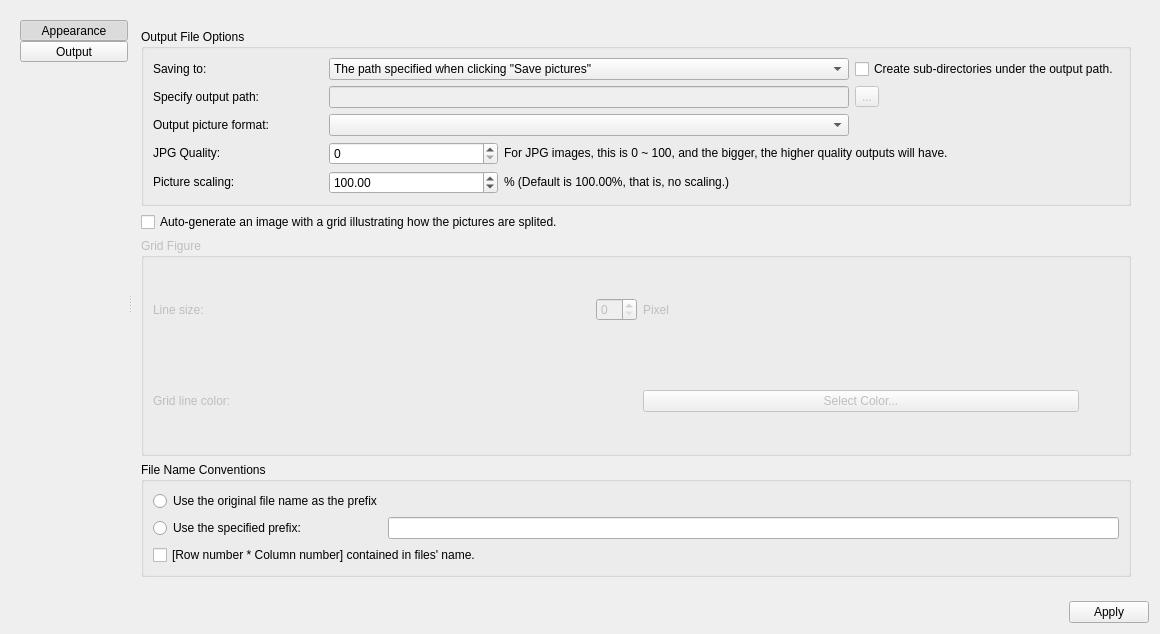
First picture: the form in src/ui/preferenceswidget.ui, repository zxunge/FreePictureSplitter, before the edit.
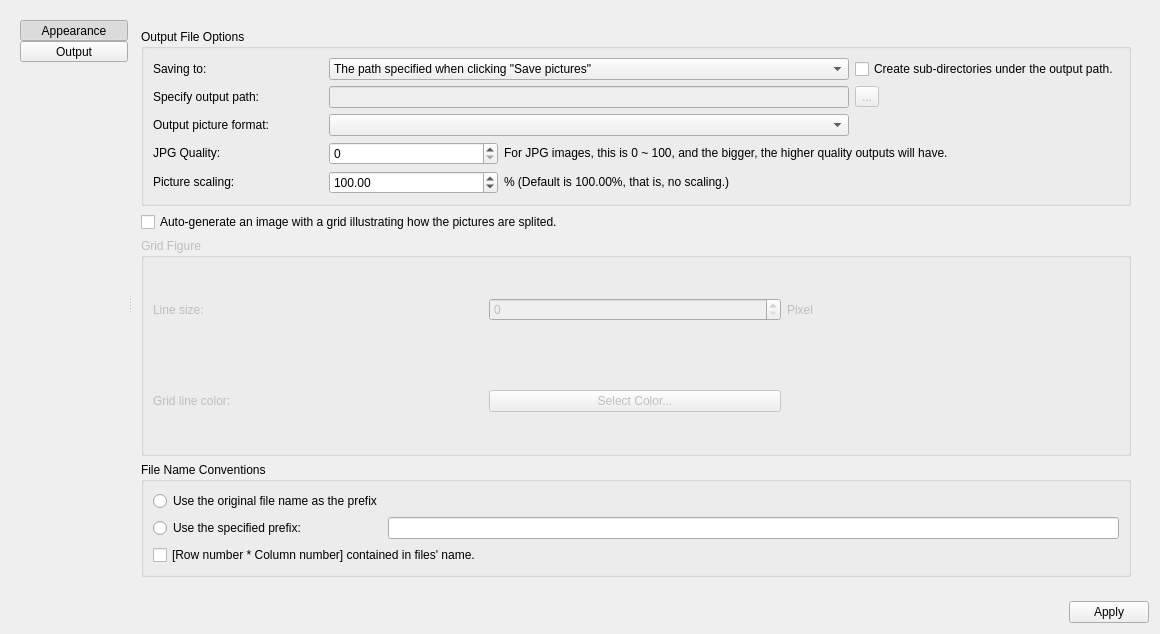
Second picture: the form after the edit. The open tabs and pages were chosen to show the change. Icons and pictures are not drawn.

Commit message: Fix issue. Issue: In PrefrencesWidget, the `frColor' will sometimes disappear if you click the Apply button. Solution: Change `frColor' of QFrame to `labColor' of QLabel.

Diff of the .ui file:
```diff
--- a/src/ui/preferenceswidget.ui
+++ b/src/ui/preferenceswidget.ui
@@ -328,6 +328,26 @@
               <string>Grid Figure</string>
              </property>
              <layout class="QGridLayout" name="gridLayout_3">
+              <item row="2" column="4">
+               <spacer name="horizontalSpacer_3">
+                <property name="orientation">
+                 <enum>Qt::Orientation::Vertical</enum>
+                </property>
+                <property name="sizeHint" stdset="0">
+                 <size>
+                  <width>40</width>
+                  <height>20</height>
+                 </size>
+                </property>
+               </spacer>
+              </item>
+              <item row="1" column="3">
+               <widget class="QLabel" name="label_8">
+                <property name="text">
+                 <string>&lt;html&gt;&lt;head/&gt;&lt;body&gt;&lt;p&gt;Pixel&lt;/p&gt;&lt;/body&gt;&lt;/html&gt;</string>
+                </property>
+               </widget>
+              </item>
               <item row="2" column="0">
                <widget class="QLabel" name="label_9">
                 <property name="text">
@@ -336,13 +356,9 @@
                </widget>
               </item>
               <item row="1" column="2">
-               <widget class="QLabel" name="label_8">
-                <property name="text">
-                 <string>&lt;html&gt;&lt;head/&gt;&lt;body&gt;&lt;p&gt;Pixel&lt;/p&gt;&lt;/body&gt;&lt;/html&gt;</string>
-                </property>
-               </widget>
+               <widget class="QSpinBox" name="sbxLineSize"/>
               </item>
-              <item row="1" column="3">
+              <item row="1" column="4">
                <spacer name="horizontalSpacer_2">
                 <property name="orientation">
                  <enum>Qt::Orientation::Vertical</enum>
@@ -355,8 +371,15 @@
                 </property>
                </spacer>
               </item>
+              <item row="1" column="0">
+               <widget class="QLabel" name="label_7">
+                <property name="text">
+                 <string>&lt;html&gt;&lt;head/&gt;&lt;body&gt;&lt;p&gt;Line size:&lt;/p&gt;&lt;/body&gt;&lt;/html&gt;</string>
+                </property>
+               </widget>
+              </item>
               <item row="2" column="1">
-               <widget class="QFrame" name="frColor">
+               <widget class="QLabel" name="labColor">
                 <property name="sizePolicy">
                  <sizepolicy hsizetype="Fixed" vsizetype="Fixed">
                   <horstretch>0</horstretch>
@@ -375,28 +398,8 @@
                   <height>32</height>
                  </size>
                 </property>
-                <property name="frameShape">
-                 <enum>QFrame::Shape::NoFrame</enum>
-                </property>
-               </widget>
-              </item>
-              <item row="2" column="3">
-               <spacer name="horizontalSpacer_3">
-                <property name="orientation">
-                 <enum>Qt::Orientation::Vertical</enum>
-                </property>
-                <property name="sizeHint" stdset="0">
-                 <size>
-                  <width>40</width>
-                  <height>20</height>
-                 </size>
-                </property>
-               </spacer>
-              </item>
-              <item row="1" column="0">
-               <widget class="QLabel" name="label_7">
                 <property name="text">
-                 <string>&lt;html&gt;&lt;head/&gt;&lt;body&gt;&lt;p&gt;Line size:&lt;/p&gt;&lt;/body&gt;&lt;/html&gt;</string>
+                 <string/>
                 </property>
                </widget>
               </item>
@@ -407,9 +410,6 @@
                 </property>
                </widget>
               </item>
-              <item row="1" column="1">
-               <widget class="QSpinBox" name="sbxLineSize"/>
-              </item>
              </layout>
             </widget>
            </item>
```
The commit also changes 1 other file.
